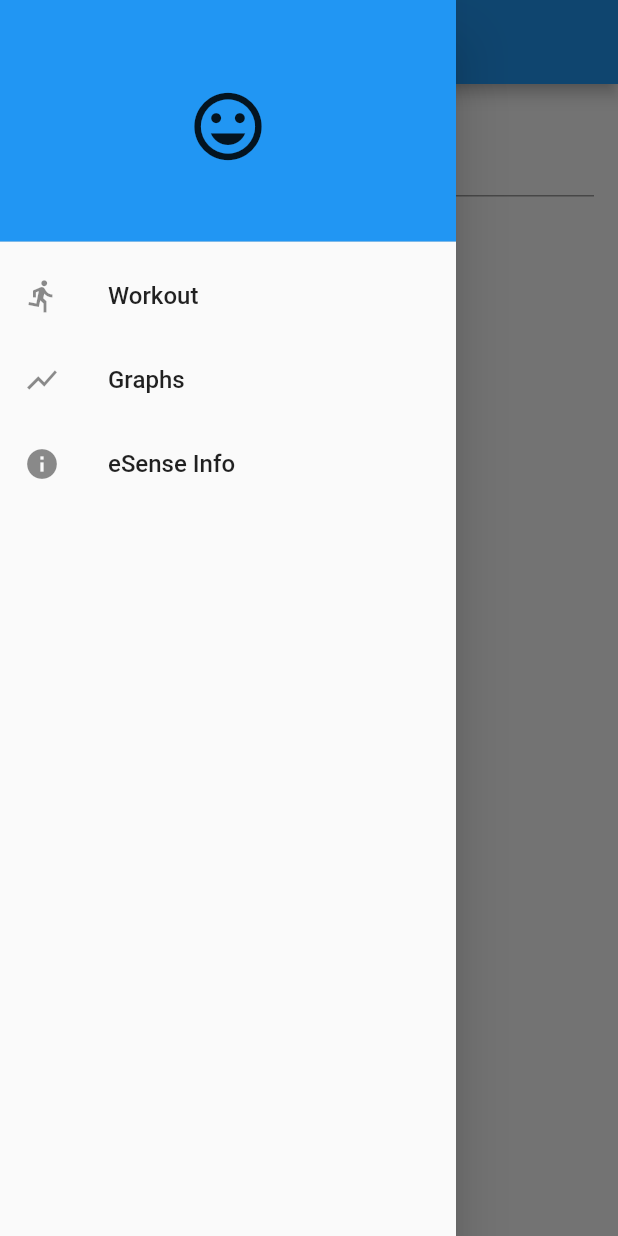
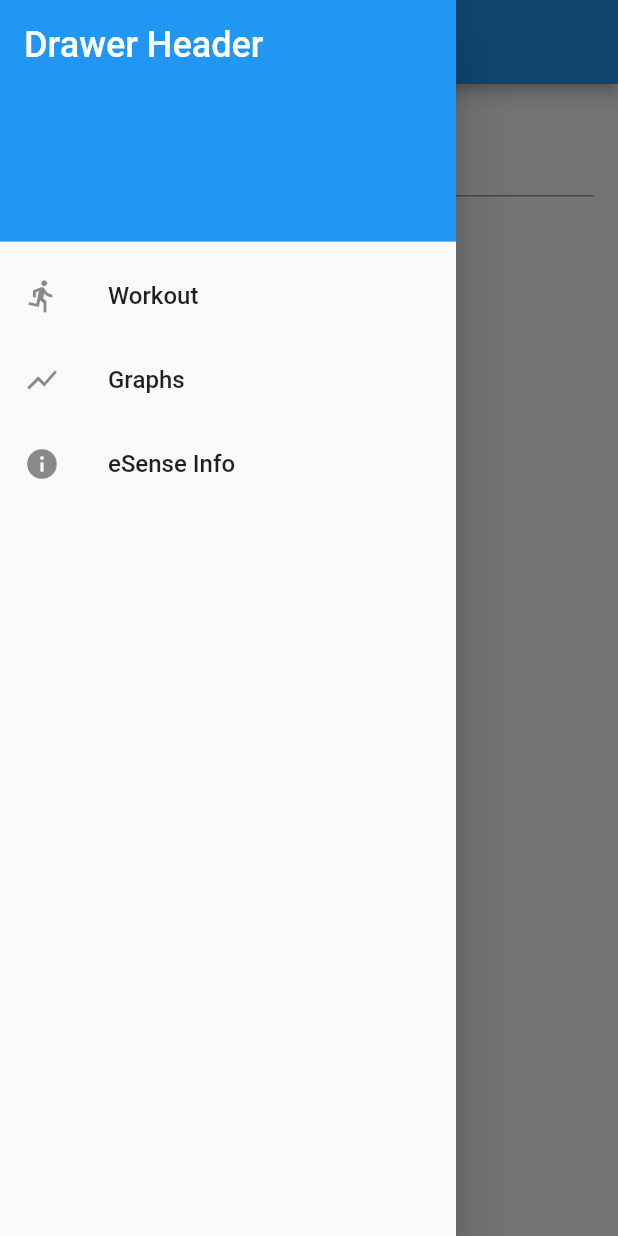
Before and after one commit to Aulig/mciot_wearable, a Flutter app: the screen it shows after launch, with the side drawer open, on a phone screen of 412 x 824 dp. Run offline on Flutter 3.47's test engine with Material 2 defaults, Android fonts, the phone set to English and light mode, and no system bars; our stand-ins replace audioplayers, charts_flutter, flutter_blue, location; missing offline and left inert: esense_flutter.

Commit message:
Forgot to commit this file

```diff
--- a/lib/appbar_drawer.dart
+++ b/lib/appbar_drawer.dart
@@ -22,7 +22,13 @@ class AppbarDrawer extends StatelessWidget {
 							decoration: BoxDecoration(
 								color: Colors.blue,
 							),
-							child: new Icon(Icons.tag_faces, size: 54,),
+							child: Text(
+								'Drawer Header',
+								style: TextStyle(
+									color: Colors.white,
+									fontSize: 24,
+								),
+							),
 						),
 						ListTile(
 							title: Text("Workout",
@@ -62,4 +68,5 @@ class AppbarDrawer extends StatelessWidget {
 			),
 		);;
 	}
+
 }
```
